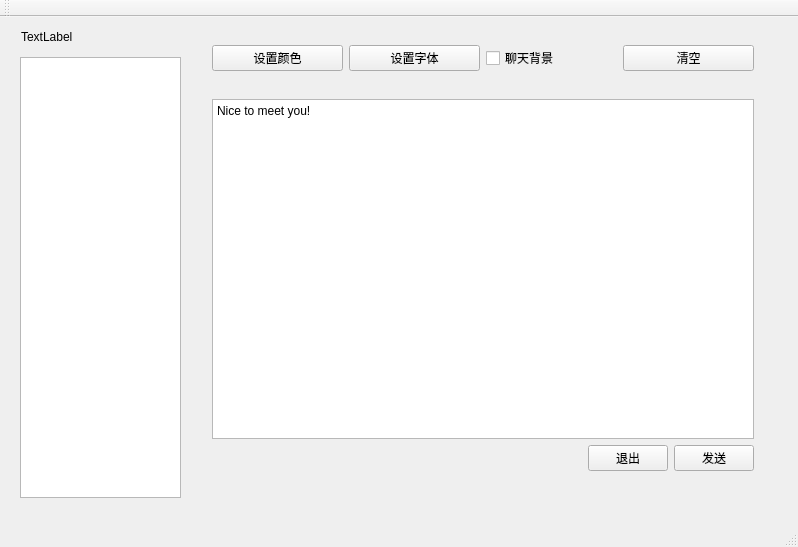
Above: mainwindow.ui from Clownier/Undergraduate-Computer-Network-chatClient before the change. Below: the same form after it.
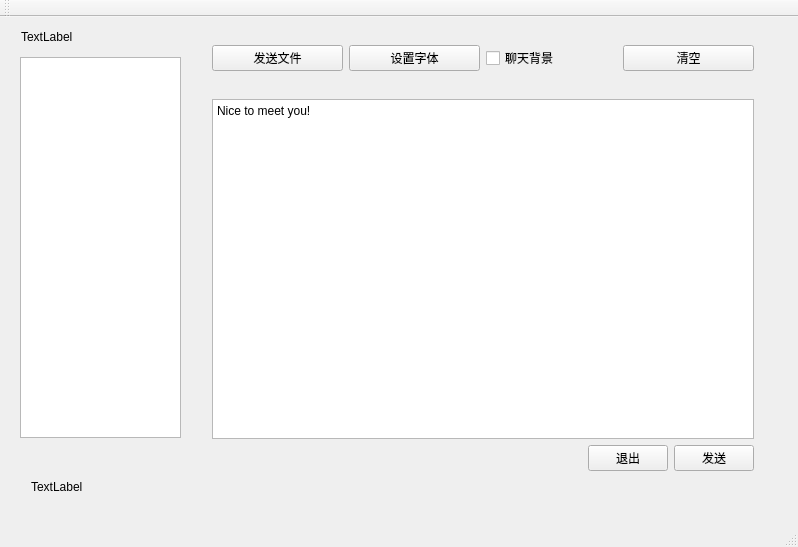
That is the form after the change. Custom widgets are drawn as their Qt base class.

What changed in the file:
```diff
--- a/mainwindow.ui
+++ b/mainwindow.ui
@@ -20,7 +20,7 @@
       <x>20</x>
       <y>40</y>
       <width>161</width>
-      <height>441</height>
+      <height>381</height>
      </rect>
     </property>
    </widget>
@@ -43,7 +43,7 @@
         <item>
          <widget class="QPushButton" name="pushButton">
           <property name="text">
-           <string>设置颜色</string>
+           <string>发送文件</string>
           </property>
          </widget>
         </item>
@@ -137,6 +137,19 @@
      <string>TextLabel</string>
     </property>
    </widget>
+   <widget class="QLabel" name="MyName">
+    <property name="geometry">
+     <rect>
+      <x>31</x>
+      <y>460</y>
+      <width>131</width>
+      <height>20</height>
+     </rect>
+    </property>
+    <property name="text">
+     <string>TextLabel</string>
+    </property>
+   </widget>
   </widget>
   <widget class="QMenuBar" name="menuBar">
    <property name="geometry">
```
